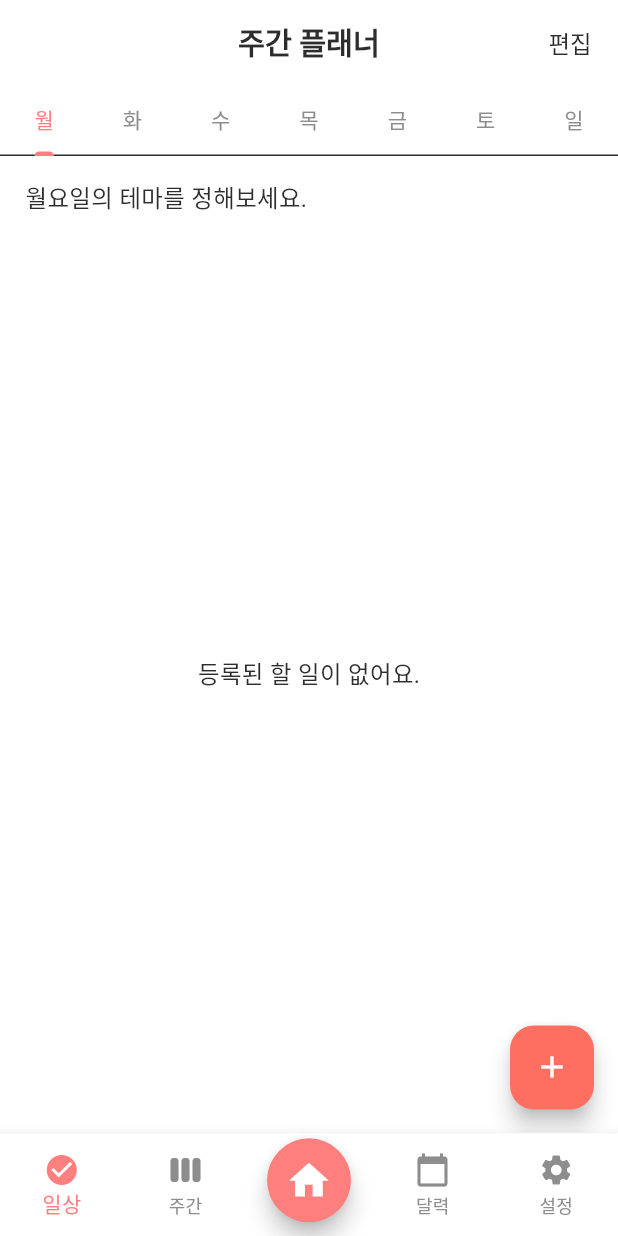
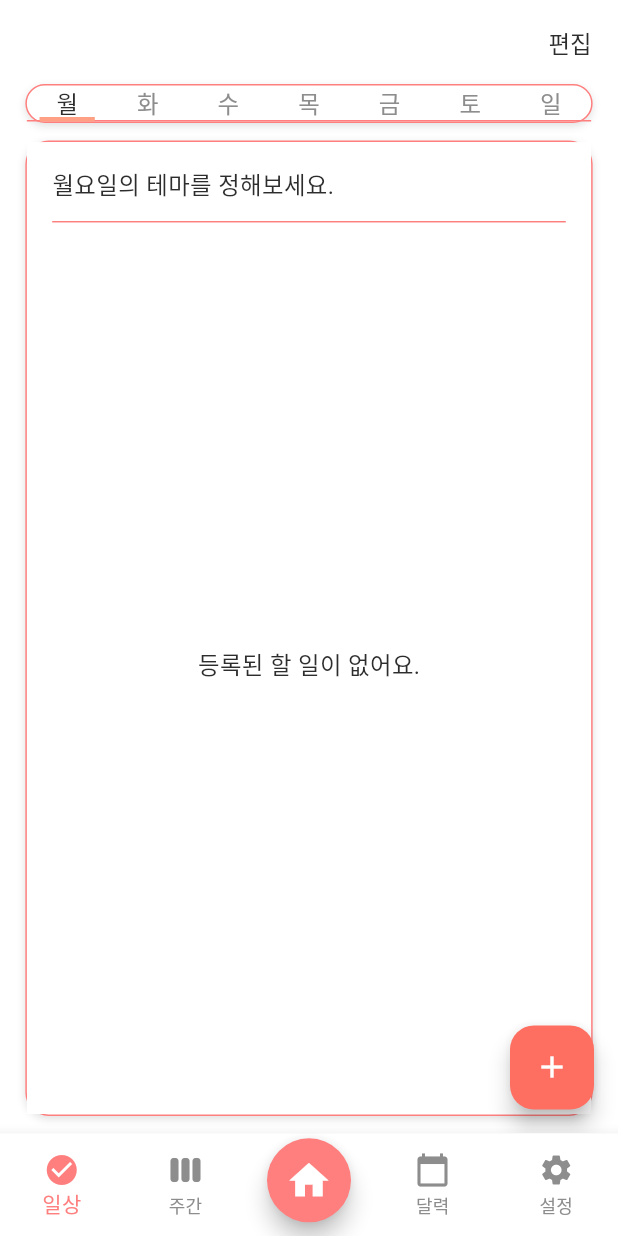
Before and after one commit to JeongHyeon-Jo/abeul_planner, a Flutter app: the WeeklyPlannerScreen screen opened by its route, on a phone screen of 412 x 824 dp. Run offline on Flutter 3.47's test engine with Material 3 defaults, Android fonts, the phone set to English and light mode, and no system bars; our stand-ins replace flutter_riverpod, flutter_screenutil, go_router, hive, hive_flutter, table_calendar; accounts and stored records are empty; generated files the repository leaves out were written again.

Commit message:
[Design] 주간 플래너 UI 개선 (추가 개선 필요)

```diff
--- a/lib/core/color.dart
+++ b/lib/core/color.dart
@@ -19,6 +19,9 @@ class AppColors {
   /// 포인트 색상 (진한 코랄톤)
   static const Color accent = Color(0xFFFF6F61);
 
+  /// 오늘 날짜 배경에 사용할 강조 색상 (연한 코랄 오렌지)
+  static const Color highlight = Color(0xFFFF9F84);
+
   /// 테두리, 분리선 등에 사용하는 중립색
   static const Color divider = Color(0xFFE0E0E0);
 
--- a/lib/features/daily_planner/presentation/screen/daily_planner_screen.dart
+++ b/lib/features/daily_planner/presentation/screen/daily_planner_screen.dart
@@ -172,7 +172,7 @@ class _DailyPlannerScreenState extends ConsumerState<DailyPlannerScreen> {
 
     return Scaffold(
       appBar: CustomAppBar(
-        title: '일상 플래너',
+        title: '',
         isTransparent: true,
         actions: [
           TextButton(
--- a/lib/features/weekly_planner/presentation/screen/weekly_planner_sceen.dart
+++ b/lib/features/weekly_planner/presentation/screen/weekly_planner_sceen.dart
@@ -22,10 +22,10 @@ class WeeklyPlannerScreen extends ConsumerStatefulWidget {
 
 class _WeeklyPlannerScreenState extends ConsumerState<WeeklyPlannerScreen>
     with TickerProviderStateMixin {
-  late TabController _tabController; // 요일 탭 컨트롤러
+  late TabController _tabController;
 
   final List<String> days = ['월', '화', '수', '목', '금', '토', '일'];
-  bool _isEditing = false; // 편집 모드 여부
+  bool _isEditing = false;
 
   @override
   void initState() {
@@ -39,7 +39,7 @@ class _WeeklyPlannerScreenState extends ConsumerState<WeeklyPlannerScreen>
     super.dispose();
   }
 
-  /// 할 일 추가 다이얼로그
+  /// 할 일 추가 다이얼로그 표시
   void _showAddTaskDialog(BuildContext context) {
     String selectedDay = days.first;
     final TextEditingController _contentController = TextEditingController();
@@ -53,7 +53,6 @@ class _WeeklyPlannerScreenState extends ConsumerState<WeeklyPlannerScreen>
         content: Column(
           mainAxisSize: MainAxisSize.min,
           children: [
-            // 요일 선택
             DropdownButtonFormField<String>(
               value: selectedDay,
               items: days
@@ -68,15 +67,11 @@ class _WeeklyPlannerScreenState extends ConsumerState<WeeklyPlannerScreen>
               decoration: const InputDecoration(labelText: '요일 선택'),
             ),
             SizedBox(height: 8.h),
-
-            // 할 일 입력
             TextField(
               controller: _contentController,
               decoration: const InputDecoration(labelText: '할 일 내용'),
             ),
             SizedBox(height: 8.h),
-
-            // 중요도 선택
             DropdownButtonFormField<String>(
               value: priority,
               items: _priorityKeys
@@ -101,14 +96,13 @@ class _WeeklyPlannerScreenState extends ConsumerState<WeeklyPlannerScreen>
             onPressed: () {
               final content = _contentController.text.trim();
               if (content.isEmpty) return;
-              // 선택된 요일에 할 일 추가
               ref.read(weeklyTaskProvider.notifier).addTask(
                 selectedDay,
                 WeeklyTask(content: content, priority: priority),
               );
               Navigator.of(context).pop();
               setState(() {
-                _tabController.index = days.indexOf(selectedDay); // 해당 요일 탭으로 이동
+                _tabController.index = days.indexOf(selectedDay);
               });
             },
             child: Text('추가', style: AppTextStyles.button),
@@ -128,9 +122,8 @@ class _WeeklyPlannerScreenState extends ConsumerState<WeeklyPlannerScreen>
           child: Column(
             mainAxisSize: MainAxisSize.min,
             children: [
-              // 상단 커스텀 앱바
               CustomAppBar(
-                title: '주간 플래너',
+                title: '',
                 isTransparent: true,
                 actions: [
                   TextButton(
@@ -142,34 +135,76 @@ class _WeeklyPlannerScreenState extends ConsumerState<WeeklyPlannerScreen>
                   ),
                 ],
               ),
-              // 요일 탭
-              Container(
+              Padding(
+                padding: EdgeInsets.symmetric(horizontal: 16.w),
+                child: Container(
+                  decoration: BoxDecoration(
                     color: Colors.white,
+                    borderRadius: BorderRadius.circular(16.r),
+                    boxShadow: [
+                      BoxShadow(
+                        color: Colors.black12,
+                        blurRadius: 4,
+                        offset: Offset(0, 2),
+                      )
+                    ],
+                    border: Border.all(color: AppColors.primary),
+                  ),
                   child: TabBar(
                     controller: _tabController,
-                  tabs: days.map((day) => Tab(text: day)).toList(),
-                  labelColor: AppColors.primary,
+                    indicator: UnderlineTabIndicator(
+                      borderSide: BorderSide(width: 3.h, color: AppColors.highlight),
+                      insets: EdgeInsets.symmetric(horizontal: 8.w), // ✅ 탭 내부만 색칠되도록 조정
+                    ),
+                    indicatorSize: TabBarIndicatorSize.label,
+                    labelColor: AppColors.text,
                     unselectedLabelColor: AppColors.subText,
-                  indicatorColor: AppColors.primary,
+                    labelStyle: AppTextStyles.body,
+                    tabs: List.generate(days.length, (index) {
+                      return Container(
+                        alignment: Alignment.center,
+                        child: Text(days[index]),
+                      );
+                    }),
+                    dividerColor: AppColors.primary,
+                    indicatorPadding: EdgeInsets.zero,
+                    padding: EdgeInsets.zero,
+                    labelPadding: EdgeInsets.zero,
+                  ),
                 ),
               ),
             ],
           ),
         ),
-        // 할 일 추가 버튼
         floatingActionButton: FloatingActionButton(
           onPressed: () => _showAddTaskDialog(context),
           backgroundColor: AppColors.accent,
           child: const Icon(Icons.add),
         ),
-        // 요일별 콘텐츠 화면
-        body: TabBarView(
+        body: Padding(
+          padding: EdgeInsets.symmetric(horizontal: 16.w, vertical: 12.h),
+          child: Container(
+            decoration: BoxDecoration(
+              color: Colors.white,
+              borderRadius: BorderRadius.circular(16.r),
+              boxShadow: [
+                BoxShadow(
+                  color: Colors.black12,
+                  blurRadius: 4,
+                  offset: Offset(0, 2),
+                ),
+              ],
+              border: Border.all(color: AppColors.primary),
+            ),
+            child: TabBarView(
               controller: _tabController,
               children: days.map((day) {
                 return WeeklyTabContent(day: day, isEditing: _isEditing);
               }).toList(),
             ),
           ),
+        ),
+      ),
     );
   }
 }
--- a/lib/features/weekly_planner/presentation/widget/weekly_tab_content.dart
+++ b/lib/features/weekly_planner/presentation/widget/weekly_tab_content.dart
@@ -37,8 +37,11 @@ class WeeklyTabContent extends ConsumerWidget {
                     controller: themeController,
                     decoration: InputDecoration(
                       hintText: '$day요일의 테마를 정해보세요.',
-                      border: const OutlineInputBorder(),
+                      border: OutlineInputBorder(
+                        borderRadius: BorderRadius.circular(8.r),
+                      ),
                     ),
+                    style: AppTextStyles.body,
                     onSubmitted: (value) {
                       ref.read(weeklyTaskProvider.notifier).setTheme(day, value);
                     },
@@ -49,7 +52,15 @@ class WeeklyTabContent extends ConsumerWidget {
                         : weekTask.theme,
                     style: AppTextStyles.body,
                   ),
-            SizedBox(height: 16.h),
+            SizedBox(height: 12.h),
+
+            // 테마와 할 일 목록 사이 구분선 추가 (양 끝까지)
+            Container(
+              width: 1.sw,
+              height: 1.h,
+              color: AppColors.primary,
+            ),
+            SizedBox(height: 12.h),
 
             // 할 일 목록 표시
             Expanded(
@@ -69,7 +80,7 @@ class WeeklyTabContent extends ConsumerWidget {
                             boxShadow: [
                               BoxShadow(
                                 color: Colors.black12,
-                                blurRadius: 4,
+                                blurRadius: 4.r,
                                 offset: Offset(0, 2),
                               )
                             ],
```
Also changed, not shown: lib/features/calendar_planner/presentation/screen/calendar_planner_sceen.dart (+71 -10 lines). Lines whose indentation alone changed are shown as unchanged.
